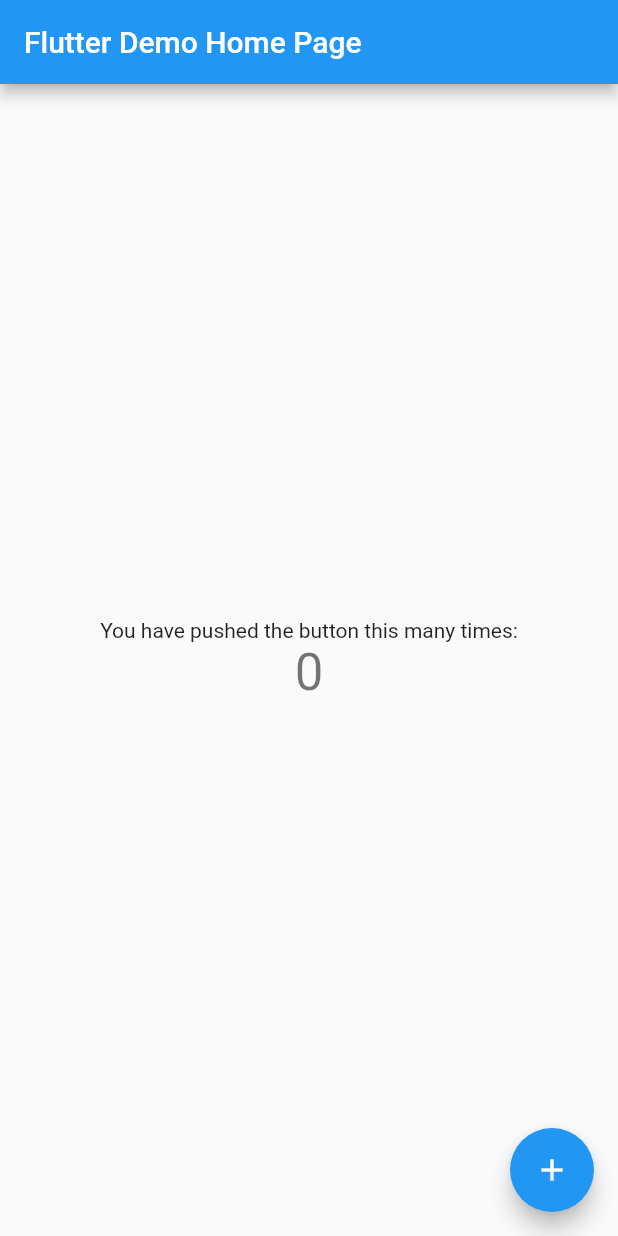
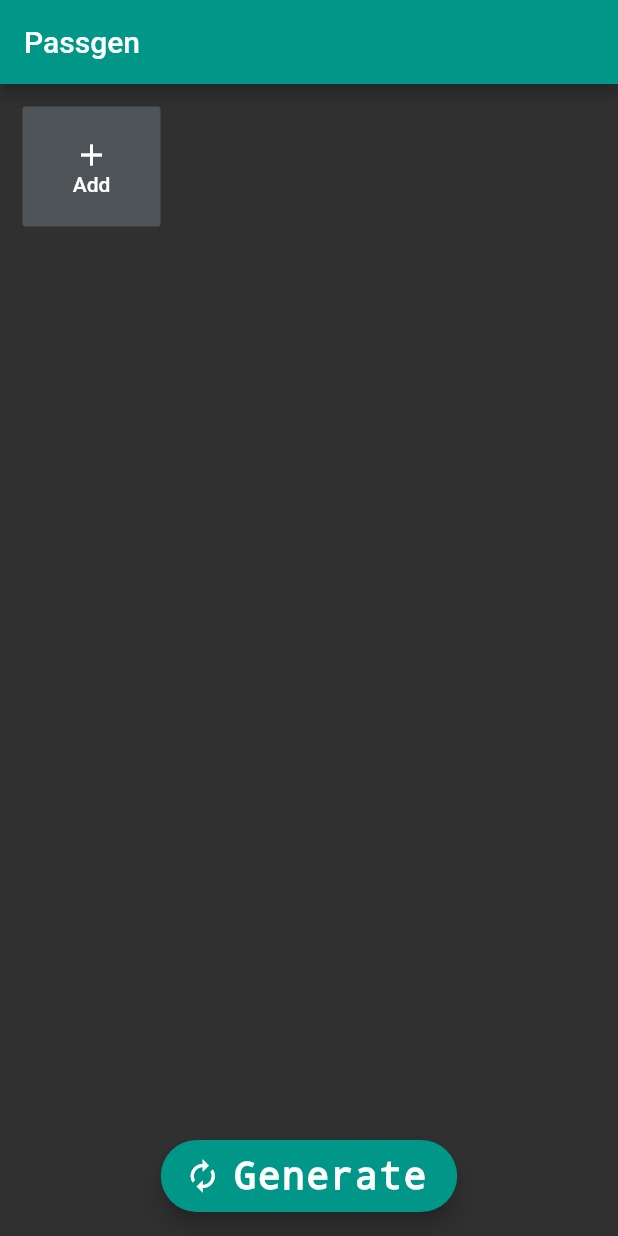
Before and after one commit to sagudeloo/passgen, a Flutter app: the screen it shows after launch, on a phone screen of 412 x 824 dp. Run offline on Flutter 3.47's test engine with Material 2 defaults, Android fonts, the phone set to English and light mode, and no system bars.

Commit message:
Primer avance grafico, boton de generar y fila de atributos

```diff
--- a/lib/main.dart
+++ b/lib/main.dart
@@ -1,4 +1,6 @@
 import 'package:flutter/material.dart';
+import 'package:flutter/foundation.dart';
+
 
 void main() => runApp(MyApp());
 
@@ -7,20 +9,13 @@ class MyApp extends StatelessWidget {
   @override
   Widget build(BuildContext context) {
     return MaterialApp(
-      title: 'Flutter Demo',
+      title: 'Passgen',
       theme: ThemeData(
-        // This is the theme of your application.
-        //
-        // Try running your application with "flutter run". You'll see the
-        // application has a blue toolbar. Then, without quitting the app, try
-        // changing the primarySwatch below to Colors.green and then invoke
-        // "hot reload" (press "r" in the console where you ran "flutter run",
-        // or simply save your changes to "hot reload" in a Flutter IDE).
-        // Notice that the counter didn't reset back to zero; the application
-        // is not restarted.
-        primarySwatch: Colors.blue,
-      ),
-      home: MyHomePage(title: 'Flutter Demo Home Page'),
+          brightness: Brightness.dark,
+          primaryColor: Colors.teal,
+          accentColor: Colors.teal),
+      home: MyHomePage(title: 'Passgen'),
+      debugShowCheckedModeBanner: false,
     );
   }
 }
@@ -44,19 +39,6 @@ class MyHomePage extends StatefulWidget {
 }
 
 class _MyHomePageState extends State<MyHomePage> {
-  int _counter = 0;
-
-  void _incrementCounter() {
-    setState(() {
-      // This call to setState tells the Flutter framework that something has
-      // changed in this State, which causes it to rerun the build method below
-      // so that the display can reflect the updated values. If we changed
-      // _counter without calling setState(), then the build method would not be
-      // called again, and so nothing would appear to happen.
-      _counter++;
-    });
-  }
-
   @override
   Widget build(BuildContext context) {
     // This method is rerun every time setState is called, for instance as done
@@ -71,41 +53,52 @@ class _MyHomePageState extends State<MyHomePage> {
         // the App.build method, and use it to set our appbar title.
         title: Text(widget.title),
       ),
-      body: Center(
-        // Center is a layout widget. It takes a single child and positions it
-        // in the middle of the parent.
-        child: Column(
-          // Column is also a layout widget. It takes a list of children and
-          // arranges them vertically. By default, it sizes itself to fit its
-          // children horizontally, and tries to be as tall as its parent.
-          //
-          // Invoke "debug painting" (press "p" in the console, choose the
-          // "Toggle Debug Paint" action from the Flutter Inspector in Android
-          // Studio, or the "Toggle Debug Paint" command in Visual Studio Code)
-          // to see the wireframe for each widget.
-          //
-          // Column has various properties to control how it sizes itself and
-          // how it positions its children. Here we use mainAxisAlignment to
-          // center the children vertically; the main axis here is the vertical
-          // axis because Columns are vertical (the cross axis would be
-          // horizontal).
-          mainAxisAlignment: MainAxisAlignment.center,
+      body: Container(
+        alignment: Alignment.topLeft,
+        padding: EdgeInsets.all(15),
+        child: Row(
           children: <Widget>[
-            Text(
-              'You have pushed the button this many times:',
-            ),
-            Text(
-              '$_counter',
-              style: Theme.of(context).textTheme.display1,
+            FlatButton(
+              color: Color.fromARGB(100, 128, 139, 150),
+              onPressed: () {
+                debugPrint("Precionado");
+              },
+              child: Container(
+                child: Flex(
+                  children: <Widget>[
+                    Icon(Icons.add),
+                    Text('Add'),
+                  ],
+                  direction: Axis.vertical,
+                  mainAxisAlignment: MainAxisAlignment.center,
+                ),
+                height: 80,
+                width: 60,
+                alignment: Alignment.center,
+              ),
             ),
           ],
+          mainAxisAlignment: MainAxisAlignment.start,
         ),
       ),
-      floatingActionButton: FloatingActionButton(
-        onPressed: _incrementCounter,
+      /* floatingActionButton: FloatingActionButton(
         tooltip: 'Increment',
         child: Icon(Icons.add),
-      ), // This trailing comma makes auto-formatting nicer for build methods.
+        onPressed: () {},
+      ), */
+      floatingActionButton: FloatingActionButton.extended(
+        label: Text.rich(TextSpan(
+          text: 'Generate',
+          style: TextStyle(
+              fontFamily: 'Courier New',
+              fontSize: 25,
+              fontWeight: FontWeight.bold),
+        )),
+        icon: Icon(Icons.autorenew),
+        onPressed: () {},
+      ),
+      floatingActionButtonLocation: FloatingActionButtonLocation
+          .centerFloat, // This trailing comma makes auto-formatting nicer for build methods.
     );
   }
 }
```
